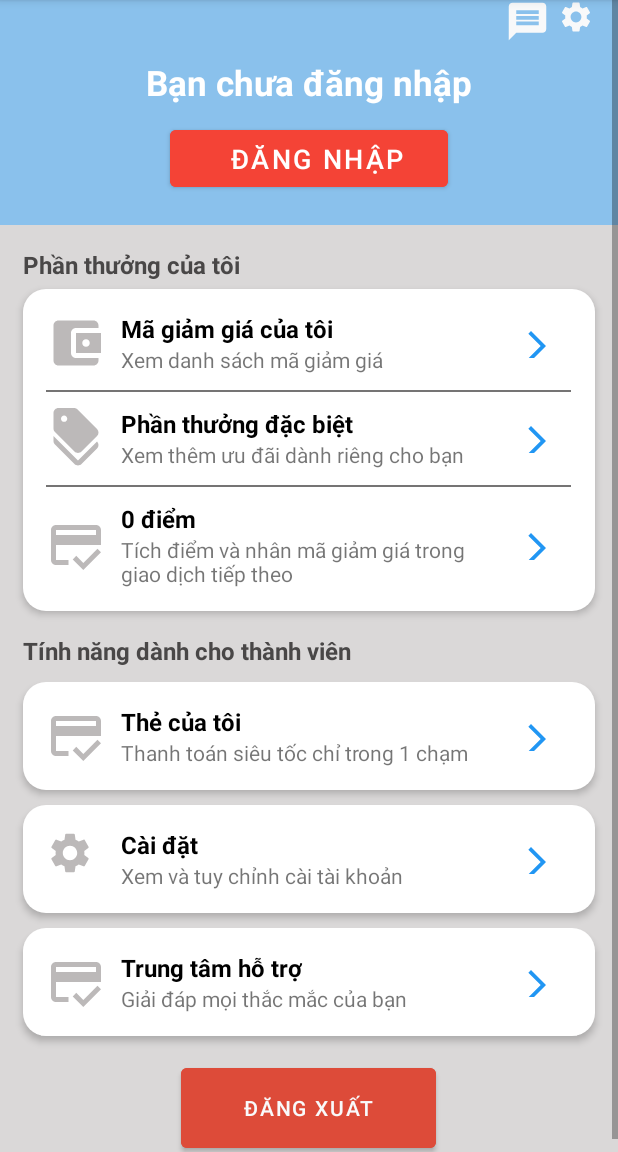
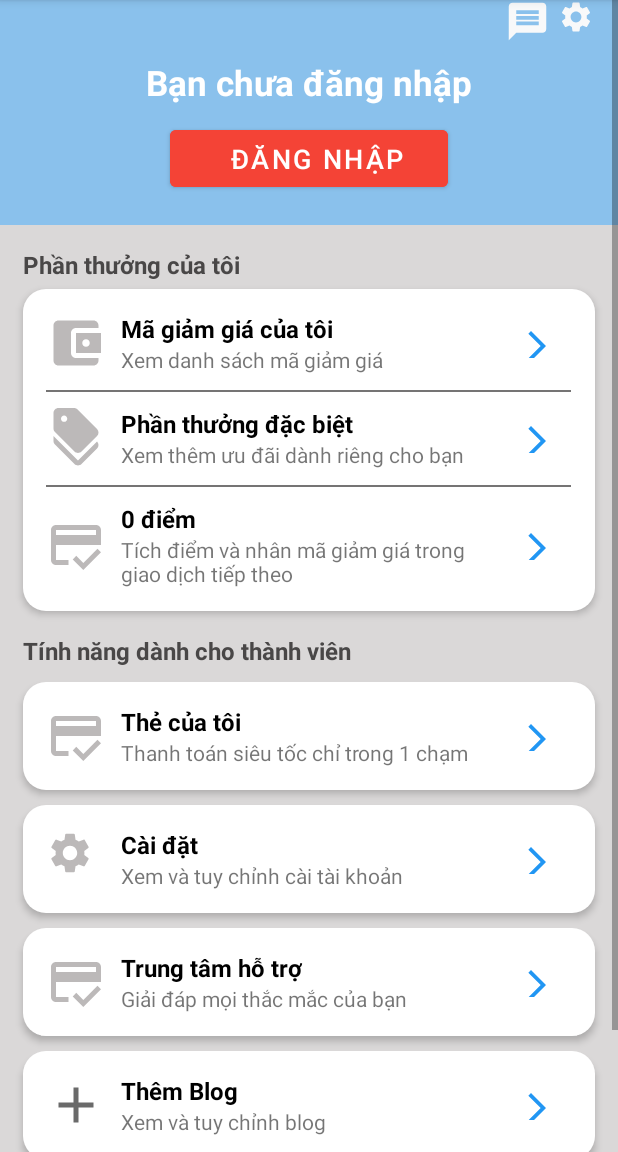
Before and after one commit to XijianVu/tour, an Android app: the fragment AccountFragment shown on its own in the app's theme, on a phone screen of 412 x 824 dp, the part 84-1236 px from its top. Run offline under Robolectric (Android 15) with nearby library versions, the phone set to English and light mode, and no system bars.

Commit message:
open activity add blog

```diff
--- a/app/src/main/java/com/example/frag/fragment/AccountFragment.java
+++ b/app/src/main/java/com/example/frag/fragment/AccountFragment.java
@@ -9,11 +9,13 @@ import android.view.LayoutInflater;
 import android.view.View;
 import android.view.ViewGroup;
 import android.widget.Button;
+import android.widget.LinearLayout;
 
 import com.example.frag.Login;
 import com.example.frag.LoginActivity;
 import com.example.frag.MainActivity;
 import com.example.frag.R;
+import com.example.frag.activity.Blog_add;
 
 /**
  * A simple {@link Fragment} subclass.
@@ -22,14 +24,6 @@ import com.example.frag.R;
  */
 public class AccountFragment extends Fragment {
 
-    // TODO: Rename parameter arguments, choose names that match
-    // the fragment initialization parameters, e.g. ARG_ITEM_NUMBER
-    private static final String ARG_PARAM1 = "param1";
-    private static final String ARG_PARAM2 = "param2";
-
-    // TODO: Rename and change types of parameters
-    private String mParam1;
-    private String mParam2;
 
     public AccountFragment() {
         // Required empty public constructor
@@ -47,8 +41,7 @@ public class AccountFragment extends Fragment {
     public static AccountFragment newInstance(String param1, String param2) {
         AccountFragment fragment = new AccountFragment();
         Bundle args = new Bundle();
-        args.putString(ARG_PARAM1, param1);
-        args.putString(ARG_PARAM2, param2);
+
         fragment.setArguments(args);
         return fragment;
     }
@@ -57,8 +50,7 @@ public class AccountFragment extends Fragment {
     public void onCreate(Bundle savedInstanceState) {
         super.onCreate(savedInstanceState);
         if (getArguments() != null) {
-            mParam1 = getArguments().getString(ARG_PARAM1);
-            mParam2 = getArguments().getString(ARG_PARAM2);
+
         }
     }
 
@@ -67,14 +59,23 @@ public class AccountFragment extends Fragment {
                              Bundle savedInstanceState) {
         // Inflate the layout for this fragment
         View view = inflater.inflate(R.layout.fragment_account, container, false);
-        Button button = view.findViewById(R.id.btnLogin);
-        button.setOnClickListener(new View.OnClickListener() {
+        Button btnLogin = view.findViewById(R.id.btnLogin);
+        btnLogin.setOnClickListener(new View.OnClickListener() {
             @Override
             public void onClick(View view) {
                 Intent intent = new Intent(getActivity(), LoginActivity.class);
                 startActivity(intent);
             }
         });
+
+        LinearLayout blog_add = view.findViewById(R.id.blog_add);
+        blog_add.setOnClickListener(new View.OnClickListener() {
+            @Override
+            public void onClick(View view) {
+                Intent intent = new Intent(getActivity(), Blog_add.class);
+                startActivity(intent);
+            }
+        });
         return view;
     }
 }
--- /dev/null
+++ b/app/src/main/res/drawable/ic_baseline_close_24.xml
@@ -0,0 +1,5 @@
+<vector android:height="24dp" android:tint="#000000"
+    android:viewportHeight="24" android:viewportWidth="24"
+    android:width="24dp" xmlns:android="http://schemas.android.com/apk/res/android">
+    <path android:fillColor="@android:color/white" android:pathData="M19,6.41L17.59,5 12,10.59 6.41,5 5,6.41 10.59,12 5,17.59 6.41,19 12,13.41 17.59,19 19,17.59 13.41,12z"/>
+</vector>
--- /dev/null
+++ b/app/src/main/res/drawable/ic_baseline_edit_note_24.xml
@@ -0,0 +1,5 @@
+<vector android:height="24dp" android:tint="#000000"
+    android:viewportHeight="24" android:viewportWidth="24"
+    android:width="24dp" xmlns:android="http://schemas.android.com/apk/res/android">
+    <path android:fillColor="@android:color/white" android:pathData="M3,10h11v2H3V10zM3,8h11V6H3V8zM3,16h7v-2H3V16zM18.01,12.87l0.71,-0.71c0.39,-0.39 1.02,-0.39 1.41,0l0.71,0.71c0.39,0.39 0.39,1.02 0,1.41l-0.71,0.71L18.01,12.87zM17.3,13.58l-5.3,5.3V21h2.12l5.3,-5.3L17.3,13.58z"/>
+</vector>
--- a/app/src/main/res/layout/fragment_account.xml
+++ b/app/src/main/res/layout/fragment_account.xml
@@ -453,6 +453,66 @@
 
                 </LinearLayout>
 
+                <LinearLayout
+                    android:id="@+id/blog_add"
+                    android:layout_width="match_parent"
+                    android:layout_height="wrap_content"
+                    android:layout_marginHorizontal="15dp"
+                    android:elevation="3dp"
+                    android:padding="10dp"
+                    android:layout_marginTop="10dp"
+                    android:orientation="vertical"
+                    android:background="@drawable/card_background"
+                    >
+
+                    <LinearLayout
+                        android:layout_width="match_parent"
+                        android:layout_height="wrap_content"
+                        android:layout_weight="1"
+                        android:layout_marginTop="5dp"
+                        android:layout_marginBottom="5dp"
+                        android:layout_marginLeft="5dp"
+                        android:orientation="horizontal"
+                        >
+
+                        <ImageView
+                            android:layout_width="40dp"
+                            android:layout_height="40dp"
+                            android:layout_gravity="center"
+                            android:src="@drawable/ic_baseline_add_24" />
+
+                        <LinearLayout
+                            android:layout_width="250dp"
+                            android:layout_height="wrap_content"
+                            android:orientation="vertical"
+                            android:layout_marginHorizontal="10dp">
+
+                            <TextView
+
+                                android:layout_width="match_parent"
+                                android:layout_height="wrap_content"
+                                android:text="Thêm Blog"
+                                android:textColor="@color/black"
+                                android:textSize="16sp"
+                                android:textStyle="bold"/>
+                            <TextView
+                                android:layout_width="match_parent"
+                                android:layout_height="wrap_content"
+                                android:text="Xem và tuy chỉnh blog"/>
+
+                        </LinearLayout>
+
+                        <ImageButton
+                            android:layout_width="30dp"
+                            android:layout_height="30dp"
+                            android:background="@color/white"
+                            android:layout_gravity="center"
+                            android:src="@drawable/ic_baseline_arrow_forward_ios_24" />
+
+
+                    </LinearLayout>
+
+                </LinearLayout>
                 <Button
                     android:id="@+id/btnLogout"
                     android:layout_width="170dp"
```
Also changed, not shown: app/src/main/AndroidManifest.xml (+7 -1 lines), app/src/main/java/com/example/frag/activity/Blog_add.java (added, +16 -0 lines), app/src/main/res/layout/activity_blog_add.xml (added, +15 -0 lines), app/src/main/res/layout/trend_item_list_view.xml (+21 -1 lines).
